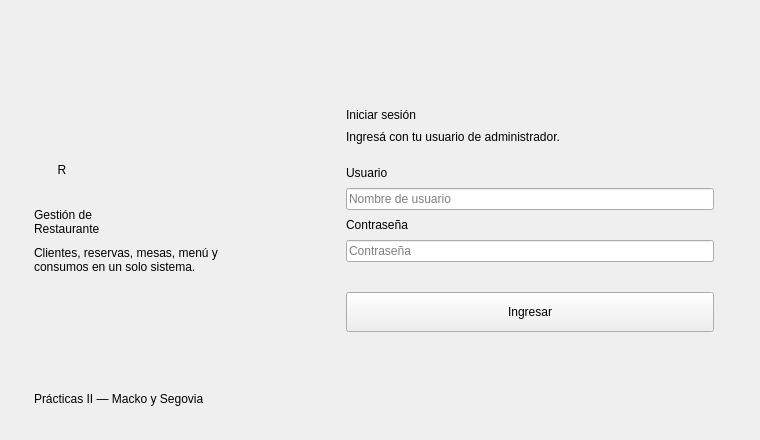
Old version of the form vista/login.ui in the repository segovia-gabriel/ProyectoFinal-PracticasII.
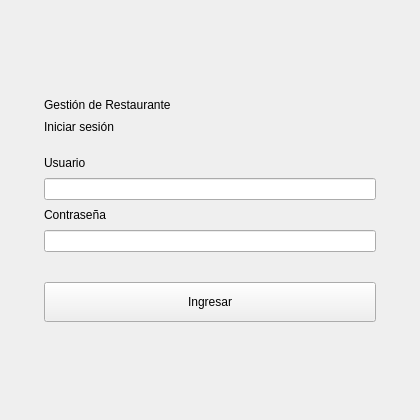
New version of the form.

```diff
--- a/vista/login.ui
+++ b/vista/login.ui
@@ -6,164 +6,37 @@
    <rect>
     <x>0</x>
     <y>0</y>
-    <width>760</width>
-    <height>440</height>
+    <width>420</width>
+    <height>420</height>
    </rect>
   </property>
   <property name="minimumSize">
    <size>
-    <width>760</width>
-    <height>440</height>
+    <width>420</width>
+    <height>420</height>
    </size>
   </property>
   <property name="maximumSize">
    <size>
-    <width>760</width>
-    <height>440</height>
+    <width>420</width>
+    <height>420</height>
    </size>
   </property>
   <property name="windowTitle">
    <string>Iniciar sesión - Restaurante</string>
   </property>
-  <layout class="QHBoxLayout" name="layout_principal">
-   <property name="spacing">
-    <number>0</number>
-   </property>
-   <property name="leftMargin">
-    <number>0</number>
-   </property>
-   <property name="topMargin">
-    <number>0</number>
-   </property>
-   <property name="rightMargin">
-    <number>0</number>
-   </property>
-   <property name="bottomMargin">
-    <number>0</number>
-   </property>
-   <item>
-    <widget class="QWidget" name="widget_marca">
-     <property name="minimumSize">
-      <size>
-       <width>300</width>
-       <height>0</height>
-      </size>
-     </property>
-     <property name="maximumSize">
-      <size>
-       <width>300</width>
-       <height>16777215</height>
-      </size>
-     </property>
-     <layout class="QVBoxLayout" name="layout_marca">
-      <property name="spacing">
-       <number>10</number>
-      </property>
-      <property name="leftMargin">
-       <number>34</number>
-      </property>
-      <property name="topMargin">
-       <number>34</number>
-      </property>
-      <property name="rightMargin">
-       <number>34</number>
-      </property>
-      <property name="bottomMargin">
-       <number>34</number>
-      </property>
-      <item>
-       <spacer name="espaciador_marcaArriba">
-        <property name="orientation">
-         <enum>Qt::Vertical</enum>
-        </property>
-        <property name="sizeHint" stdset="0">
-         <size>
-          <width>20</width>
-          <height>40</height>
-         </size>
-        </property>
-       </spacer>
-      </item>
-      <item>
-       <widget class="QLabel" name="label_marcaIcono">
-        <property name="minimumSize">
-         <size>
-          <width>56</width>
-          <height>56</height>
-         </size>
-        </property>
-        <property name="maximumSize">
-         <size>
-          <width>56</width>
-          <height>56</height>
-         </size>
-        </property>
-        <property name="text">
-         <string>R</string>
-        </property>
-        <property name="alignment">
-         <set>Qt::AlignCenter</set>
-        </property>
-       </widget>
-      </item>
-      <item>
-       <widget class="QLabel" name="label_marcaTitulo">
-        <property name="text">
-         <string>Gestión de
-Restaurante</string>
-        </property>
-        <property name="wordWrap">
-         <bool>true</bool>
-        </property>
-       </widget>
-      </item>
-      <item>
-       <widget class="QLabel" name="label_marcaTexto">
-        <property name="text">
-         <string>Clientes, reservas, mesas, menú y consumos en un solo sistema.</string>
-        </property>
-        <property name="wordWrap">
-         <bool>true</bool>
-        </property>
-       </widget>
-      </item>
-      <item>
-       <spacer name="espaciador_marcaAbajo">
-        <property name="orientation">
-         <enum>Qt::Vertical</enum>
-        </property>
-        <property name="sizeHint" stdset="0">
-         <size>
-          <width>20</width>
-          <height>40</height>
-         </size>
-        </property>
-       </spacer>
-      </item>
-      <item>
-       <widget class="QLabel" name="label_pie">
-        <property name="text">
-         <string>Prácticas II — Macko y Segovia</string>
-        </property>
-       </widget>
-      </item>
-     </layout>
-    </widget>
-   </item>
-   <item>
-    <widget class="QWidget" name="widget_formulario">
      <layout class="QVBoxLayout" name="layout_formulario">
       <property name="spacing">
        <number>8</number>
       </property>
       <property name="leftMargin">
-       <number>46</number>
+    <number>44</number>
       </property>
       <property name="topMargin">
        <number>40</number>
       </property>
       <property name="rightMargin">
-       <number>46</number>
+    <number>44</number>
       </property>
       <property name="bottomMargin">
        <number>40</number>
@@ -176,11 +49,18 @@
         <property name="sizeHint" stdset="0">
          <size>
           <width>20</width>
-          <height>30</height>
+       <height>20</height>
          </size>
         </property>
        </spacer>
       </item>
+   <item>
+    <widget class="QLabel" name="label_marcaTitulo">
+     <property name="text">
+      <string>Gestión de Restaurante</string>
+     </property>
+    </widget>
+   </item>
       <item>
        <widget class="QLabel" name="label_titulo">
         <property name="text">
@@ -188,13 +68,6 @@
         </property>
        </widget>
       </item>
-      <item>
-       <widget class="QLabel" name="label_bienvenida">
-        <property name="text">
-         <string>Ingresá con tu usuario de administrador.</string>
-        </property>
-       </widget>
-      </item>
       <item>
        <spacer name="espaciador_titulo">
         <property name="orientation">
@@ -219,11 +92,7 @@
        </widget>
       </item>
       <item>
-       <widget class="QLineEdit" name="lineEdit_usuario">
-        <property name="placeholderText">
-         <string>Nombre de usuario</string>
-        </property>
-       </widget>
+    <widget class="QLineEdit" name="lineEdit_usuario"/>
       </item>
       <item>
        <widget class="QLabel" name="label_contrasena">
@@ -234,9 +103,6 @@
       </item>
       <item>
        <widget class="QLineEdit" name="lineEdit_contrasena">
-        <property name="placeholderText">
-         <string>Contraseña</string>
-        </property>
         <property name="echoMode">
          <enum>QLineEdit::Password</enum>
         </property>
@@ -273,13 +139,10 @@
         <property name="sizeHint" stdset="0">
          <size>
           <width>20</width>
-          <height>30</height>
+       <height>20</height>
          </size>
         </property>
        </spacer>
-      </item>
-     </layout>
-    </widget>
    </item>
   </layout>
  </widget>
```
Lines whose indentation alone changed are shown as unchanged.
